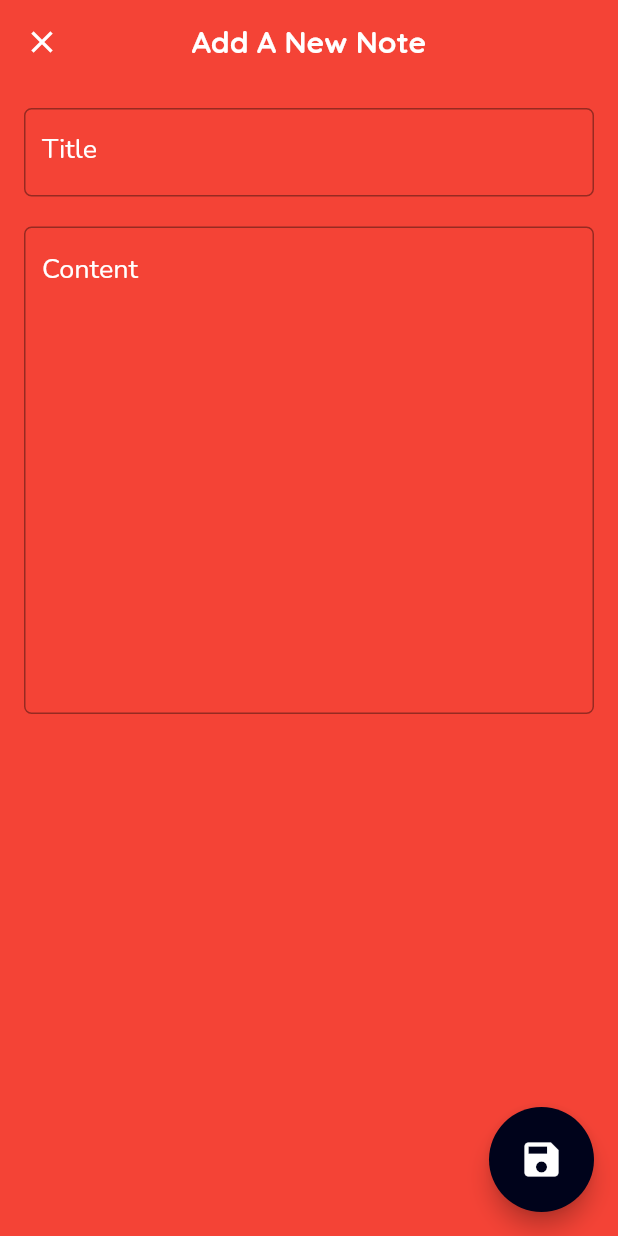
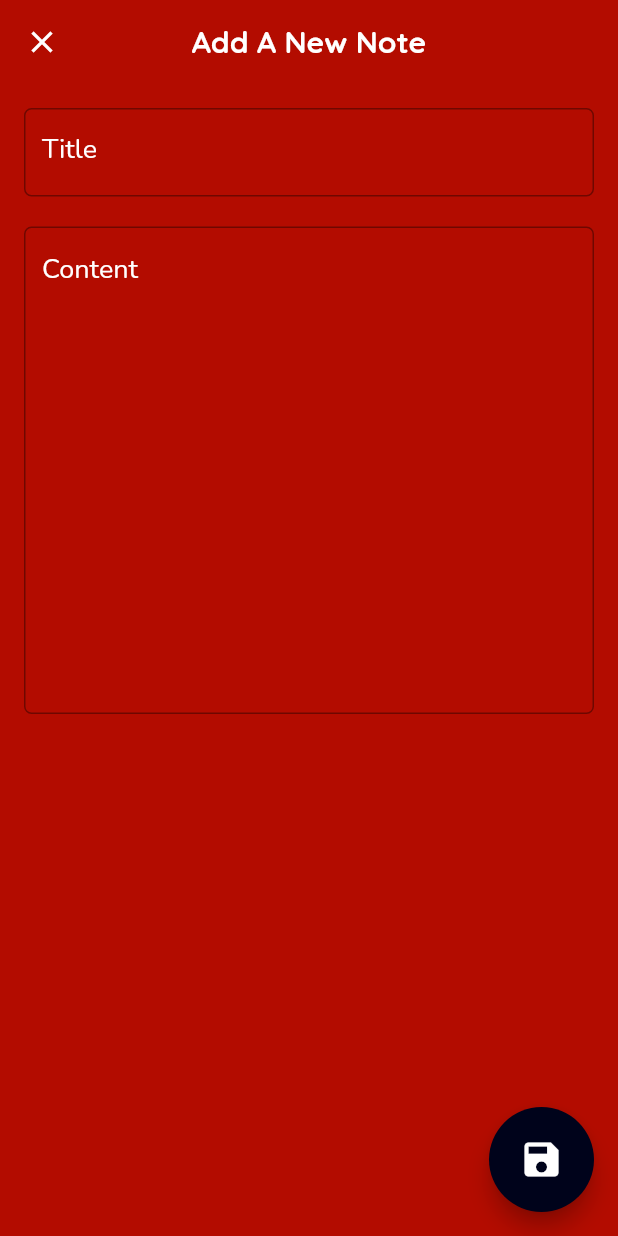
Before and after one commit to mcbryan1/notesify, a Flutter app: the screen it shows after launch, after a tap on the "add" icon, on a phone screen of 412 x 824 dp. Run offline on Flutter 3.47's test engine with Material 2 defaults, Android fonts, the phone set to English and light mode, and no system bars; our stand-ins replace cloud_firestore, firebase_core, google_fonts; accounts and stored records are empty.

Commit message:
wrapping up

```diff
--- a/lib/constants/constants.dart
+++ b/lib/constants/constants.dart
@@ -9,16 +9,16 @@ class AppStyle {
   // List of colors for the cards
 
   static List<Color> cardColors = [
-    Colors.red,
-    Colors.green,
-    Colors.blue,
-    Colors.yellow,
+    const Color.fromARGB(255, 179, 12, 0),
+    const Color.fromARGB(255, 0, 116, 4),
+    const Color.fromARGB(255, 0, 84, 153),
+    const Color.fromARGB(255, 165, 148, 0),
     Colors.orange,
-    Colors.purple,
-    Colors.pink,
-    Colors.brown,
-    Colors.grey,
-    Colors.black,
+    const Color.fromARGB(255, 113, 4, 133),
+    const Color.fromARGB(255, 189, 0, 63),
+    const Color.fromARGB(255, 48, 20, 10),
+    const Color.fromARGB(255, 31, 25, 25),
+    const Color.fromARGB(255, 0, 0, 0),
   ];
 
   // Setting the text style
--- a/lib/main.dart
+++ b/lib/main.dart
@@ -21,7 +21,7 @@ class MyApp extends StatelessWidget {
       themeMode: ThemeMode.system,
       theme: MyThemes.lightTheme,
       darkTheme: MyThemes.darkTheme,
-      home: HomeScreen(),
+      home: const HomeScreen(),
     );
   }
 }
--- a/lib/screens/major/home/home_screen.dart
+++ b/lib/screens/major/home/home_screen.dart
@@ -1,16 +1,13 @@
-import 'dart:math';
-
 import 'package:cloud_firestore/cloud_firestore.dart';
 import 'package:flutter/material.dart';
 import 'package:notesify/constants/constants.dart';
 import 'package:notesify/screens/major/notes/add_notes.dart';
 import 'package:notesify/screens/major/notes/notes_details.dart';
 import 'package:notesify/widgets/Cards/notes_card.dart';
-import 'package:notesify/widgets/Text/content_text.dart';
 import 'package:notesify/widgets/Text/title.dart';
 
 class HomeScreen extends StatefulWidget {
-  HomeScreen({Key? key}) : super(key: key);
+  const HomeScreen({Key? key}) : super(key: key);
 
   @override
   State<HomeScreen> createState() => _HomeScreenState();
@@ -32,7 +29,7 @@ class _HomeScreenState extends State<HomeScreen> {
               Navigator.push(
                 context,
                 MaterialPageRoute(
-                  builder: (context) => AddNotes(),
+                  builder: (context) => const AddNotes(),
                 ),
               );
             },
@@ -63,8 +60,8 @@ class _HomeScreenState extends State<HomeScreen> {
         mainAxisAlignment: MainAxisAlignment.start,
         crossAxisAlignment: CrossAxisAlignment.start,
         children: [
-          Padding(
-              padding: const EdgeInsets.symmetric(horizontal: 10, vertical: 10),
+          const Padding(
+              padding: EdgeInsets.symmetric(horizontal: 10, vertical: 10),
               child: TitleText(title: "Your Recent Notes", fontSize: 22)),
           const SizedBox(
             height: 20,
--- a/lib/screens/major/notes/add_notes.dart
+++ b/lib/screens/major/notes/add_notes.dart
@@ -8,16 +8,15 @@ import 'package:notesify/constants/constants.dart';
 import 'package:notesify/widgets/Text/title.dart';
 
 class AddNotes extends StatefulWidget {
-  AddNotes({Key? key}) : super(key: key);
+  const AddNotes({Key? key}) : super(key: key);
 
   @override
   State<AddNotes> createState() => _AddNotesState();
 }
 
 class _AddNotesState extends State<AddNotes> {
-  int color_id = Random().nextInt(AppStyle.cardColors.length);
-  TextEditingController _titleController = TextEditingController();
-  TextEditingController _contentController = TextEditingController();
+  int colorId = Random().nextInt(AppStyle.cardColors.length);
+
   String title = "";
   String content = "";
   String date = DateTime.now().toString();
@@ -25,7 +24,7 @@ class _AddNotesState extends State<AddNotes> {
   @override
   Widget build(BuildContext context) {
     return Scaffold(
-      backgroundColor: AppStyle.cardColors[color_id],
+      backgroundColor: AppStyle.cardColors[colorId],
       appBar: AppBar(
         leading: IconButton(
           icon: const Icon(Icons.close, color: Colors.white),
@@ -34,8 +33,8 @@ class _AddNotesState extends State<AddNotes> {
           },
         ),
         elevation: 0.0,
-        backgroundColor: AppStyle.cardColors[color_id],
-        title: TitleText(
+        backgroundColor: AppStyle.cardColors[colorId],
+        title: const TitleText(
             title: "Add A New Note", fontSize: 20, color: Colors.white),
         centerTitle: true,
       ),
@@ -128,7 +127,7 @@ class _AddNotesState extends State<AddNotes> {
                       "note_title": title,
                       "note_content": content,
                       "created_date": date,
-                      "color_id": color_id,
+                      "colorId": colorId,
                     }).then((value) {
                       Navigator.pop(context);
                       ScaffoldMessenger.of(context)
--- a/lib/widgets/Text/content_text.dart
+++ b/lib/widgets/Text/content_text.dart
@@ -1,6 +1,5 @@
 import 'package:flutter/material.dart';
 import 'package:google_fonts/google_fonts.dart';
-import 'package:notesify/constants/constants.dart';
 
 class ContentText extends StatelessWidget {
   final String title;
@@ -8,7 +7,7 @@ class ContentText extends StatelessWidget {
   final int? maxLines;
   final Color? color;
   final double? fontSize;
-  ContentText(
+  const ContentText(
       {Key? key,
       required this.title,
       this.overflow,
--- a/lib/widgets/Text/title.dart
+++ b/lib/widgets/Text/title.dart
@@ -1,6 +1,5 @@
 import 'package:flutter/material.dart';
 import 'package:google_fonts/google_fonts.dart';
-import 'package:notesify/constants/constants.dart';
 
 class TitleText extends StatelessWidget {
   final String title;
@@ -9,7 +8,7 @@ class TitleText extends StatelessWidget {
   final TextOverflow? overflow;
   final int? maxLines;
   final Color? color;
-  TitleText(
+  const TitleText(
       {Key? key,
       required this.title,
       this.fontSize = 18.0,
```
Also changed, not shown: lib/screens/major/notes/edit_notes.dart (+3 -4 lines), lib/screens/major/notes/notes_details.dart (+35 -13 lines).
